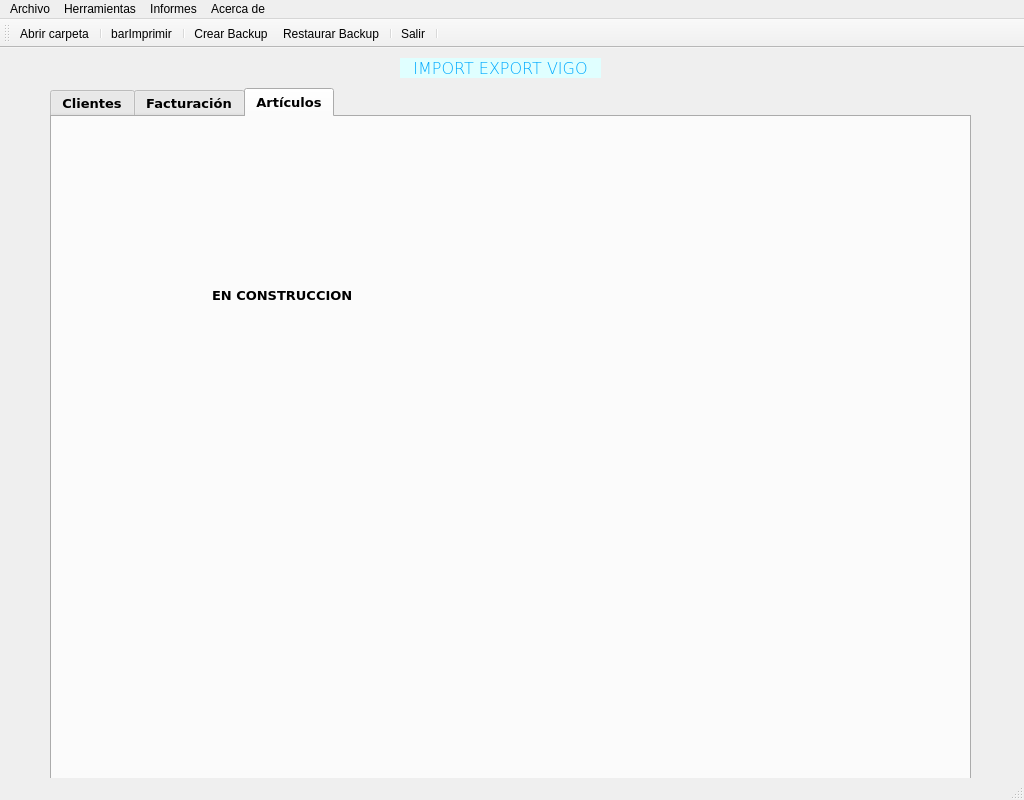
Qt form window.ui (beafaro/farocarrera) before a commit.
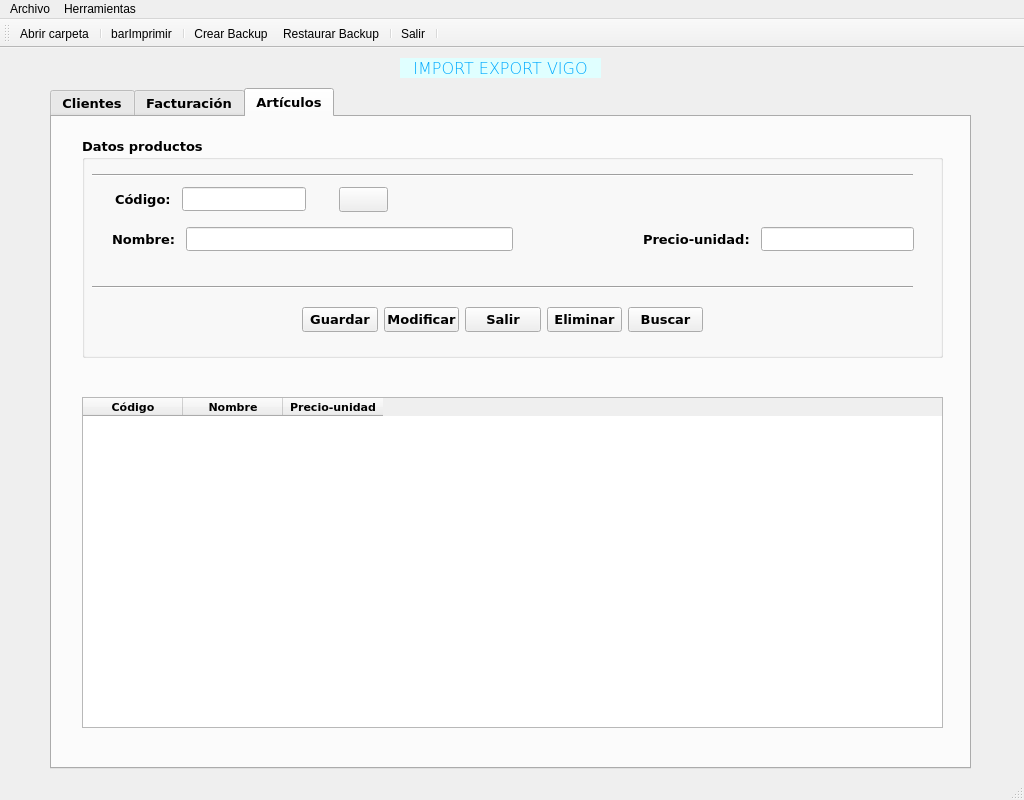
The same form after that commit. The open tabs and pages were chosen to show the change. Icons and pictures are not drawn.

Commit message: Fusión con el examen (añadir productos)

```diff
--- a/window.ui
+++ b/window.ui
@@ -53,7 +53,7 @@
       <x>50</x>
       <y>40</y>
       <width>921</width>
-      <height>701</height>
+      <height>681</height>
      </rect>
     </property>
     <property name="font">
@@ -984,18 +984,309 @@
      <attribute name="title">
       <string>Artículos</string>
      </attribute>
-     <widget class="QLabel" name="panelArticulo">
+     <widget class="QGroupBox" name="groupBox_2">
       <property name="geometry">
        <rect>
-        <x>160</x>
-        <y>170</y>
-        <width>221</width>
-        <height>16</height>
+        <x>30</x>
+        <y>20</y>
+        <width>861</width>
+        <height>221</height>
        </rect>
       </property>
-      <property name="text">
-       <string>EN CONSTRUCCION</string>
+      <property name="title">
+       <string>Datos productos</string>
       </property>
+      <widget class="QLabel" name="lblNumCod">
+       <property name="geometry">
+        <rect>
+         <x>111</x>
+         <y>52</y>
+         <width>71</width>
+         <height>19</height>
+        </rect>
+       </property>
+       <property name="text">
+        <string/>
+       </property>
+      </widget>
+      <widget class="Line" name="line_3">
+       <property name="geometry">
+        <rect>
+         <x>10</x>
+         <y>30</y>
+         <width>821</width>
+         <height>16</height>
+        </rect>
+       </property>
+       <property name="orientation">
+        <enum>Qt::Horizontal</enum>
+       </property>
+      </widget>
+      <widget class="Line" name="line_4">
+       <property name="geometry">
+        <rect>
+         <x>10</x>
+         <y>140</y>
+         <width>821</width>
+         <height>21</height>
+        </rect>
+       </property>
+       <property name="orientation">
+        <enum>Qt::Horizontal</enum>
+       </property>
+      </widget>
+      <widget class="QWidget" name="layoutWidget">
+       <property name="geometry">
+        <rect>
+         <x>30</x>
+         <y>90</y>
+         <width>401</width>
+         <height>24</height>
+        </rect>
+       </property>
+       <layout class="QHBoxLayout" name="horizontalLayout_10">
+        <item>
+         <widget class="QLabel" name="label">
+          <property name="text">
+           <string>Nombre: </string>
+          </property>
+         </widget>
+        </item>
+        <item>
+         <widget class="QLineEdit" name="txtNomProd"/>
+        </item>
+       </layout>
+      </widget>
+      <widget class="QWidget" name="layoutWidget">
+       <property name="geometry">
+        <rect>
+         <x>561</x>
+         <y>90</y>
+         <width>271</width>
+         <height>24</height>
+        </rect>
+       </property>
+       <layout class="QHBoxLayout" name="horizontalLayout_11">
+        <item>
+         <widget class="QLabel" name="label_3">
+          <property name="text">
+           <string>Precio-unidad: </string>
+          </property>
+         </widget>
+        </item>
+        <item>
+         <widget class="QLineEdit" name="txtPrecio"/>
+        </item>
+       </layout>
+      </widget>
+      <widget class="QWidget" name="layoutWidget">
+       <property name="geometry">
+        <rect>
+         <x>230</x>
+         <y>50</y>
+         <width>76</width>
+         <height>26</height>
+        </rect>
+       </property>
+       <layout class="QHBoxLayout" name="horizontalLayout_14">
+        <item>
+         <spacer name="horizontalSpacer_5">
+          <property name="orientation">
+           <enum>Qt::Horizontal</enum>
+          </property>
+          <property name="sizeHint" stdset="0">
+           <size>
+            <width>40</width>
+            <height>20</height>
+           </size>
+          </property>
+         </spacer>
+        </item>
+        <item>
+         <widget class="QPushButton" name="btnLimpiaProd">
+          <property name="maximumSize">
+           <size>
+            <width>16777211</width>
+            <height>16777215</height>
+           </size>
+          </property>
+          <property name="icon">
+           <iconset>
+            <normaloff>img/limpiaForm.png</normaloff>img/limpiaForm.png</iconset>
+          </property>
+          <property name="iconSize">
+           <size>
+            <width>16</width>
+            <height>16</height>
+           </size>
+          </property>
+         </widget>
+        </item>
+       </layout>
+      </widget>
+      <widget class="QWidget" name="layoutWidget">
+       <property name="geometry">
+        <rect>
+         <x>33</x>
+         <y>50</y>
+         <width>191</width>
+         <height>24</height>
+        </rect>
+       </property>
+       <layout class="QHBoxLayout" name="horizontalLayout_12">
+        <item>
+         <widget class="QLabel" name="lblCodigo">
+          <property name="text">
+           <string>Código: </string>
+          </property>
+         </widget>
+        </item>
+        <item>
+         <widget class="QLineEdit" name="txtCodigo"/>
+        </item>
+       </layout>
+      </widget>
+      <widget class="QWidget" name="layoutWidget">
+       <property name="geometry">
+        <rect>
+         <x>220</x>
+         <y>170</y>
+         <width>401</width>
+         <height>26</height>
+        </rect>
+       </property>
+       <layout class="QHBoxLayout" name="horizontalLayout_13">
+        <item>
+         <widget class="QPushButton" name="btnGuardaProd">
+          <property name="font">
+           <font>
+            <family>Verdana</family>
+            <pointsize>10</pointsize>
+            <weight>75</weight>
+            <bold>true</bold>
+            <stylestrategy>PreferDefault</stylestrategy>
+           </font>
+          </property>
+          <property name="text">
+           <string>Guardar</string>
+          </property>
+         </widget>
+        </item>
+        <item>
+         <widget class="QPushButton" name="btnModifProd">
+          <property name="font">
+           <font>
+            <family>Verdana</family>
+            <pointsize>10</pointsize>
+            <weight>75</weight>
+            <bold>true</bold>
+            <stylestrategy>PreferDefault</stylestrategy>
+           </font>
+          </property>
+          <property name="text">
+           <string>Modificar</string>
+          </property>
+         </widget>
+        </item>
+        <item>
+         <widget class="QPushButton" name="btnSalirProd">
+          <property name="font">
+           <font>
+            <family>Verdana</family>
+            <pointsize>10</pointsize>
+            <weight>75</weight>
+            <bold>true</bold>
+            <stylestrategy>PreferDefault</stylestrategy>
+           </font>
+          </property>
+          <property name="text">
+           <string>Salir</string>
+          </property>
+         </widget>
+        </item>
+        <item>
+         <widget class="QPushButton" name="btnBajaProd">
+          <property name="font">
+           <font>
+            <family>Verdana</family>
+            <pointsize>10</pointsize>
+            <weight>75</weight>
+            <bold>true</bold>
+            <stylestrategy>PreferDefault</stylestrategy>
+           </font>
+          </property>
+          <property name="text">
+           <string>Eliminar</string>
+          </property>
+         </widget>
+        </item>
+        <item>
+         <widget class="QPushButton" name="btnBuscarProd">
+          <property name="font">
+           <font>
+            <family>Verdana</family>
+            <pointsize>10</pointsize>
+            <weight>75</weight>
+            <bold>true</bold>
+            <stylestrategy>PreferDefault</stylestrategy>
+           </font>
+          </property>
+          <property name="text">
+           <string>Buscar</string>
+          </property>
+         </widget>
+        </item>
+       </layout>
+      </widget>
+     </widget>
+     <widget class="QTableWidget" name="tabProductos">
+      <property name="geometry">
+       <rect>
+        <x>30</x>
+        <y>280</y>
+        <width>861</width>
+        <height>331</height>
+       </rect>
+      </property>
+      <column>
+       <property name="text">
+        <string>Código</string>
+       </property>
+       <property name="font">
+        <font>
+         <family>Verdana</family>
+         <pointsize>8</pointsize>
+         <weight>75</weight>
+         <bold>true</bold>
+        </font>
+       </property>
+      </column>
+      <column>
+       <property name="text">
+        <string>Nombre</string>
+       </property>
+       <property name="font">
+        <font>
+         <family>Verdana</family>
+         <pointsize>8</pointsize>
+         <weight>75</weight>
+         <bold>true</bold>
+        </font>
+       </property>
+      </column>
+      <column>
+       <property name="text">
+        <string>Precio-unidad</string>
+       </property>
+       <property name="font">
+        <font>
+         <family>Verdana</family>
+         <pointsize>8</pointsize>
+         <weight>75</weight>
+         <bold>true</bold>
+        </font>
+       </property>
+      </column>
      </widget>
     </widget>
    </widget>
@@ -1029,21 +1320,8 @@
     <addaction name="actionCrear_Backup"/>
     <addaction name="actionRestaurar_Backup"/>
    </widget>
-   <widget class="QMenu" name="menuInformes">
-    <property name="title">
-     <string>Informes</string>
-    </property>
-    <addaction name="actionListado_clientes"/>
-   </widget>
-   <widget class="QMenu" name="menuAcer_de">
-    <property name="title">
-     <string>Acerca de</string>
-    </property>
-   </widget>
    <addaction name="menuArchivo"/>
    <addaction name="menuHerramientas"/>
-   <addaction name="menuInformes"/>
-   <addaction name="menuAcer_de"/>
   </widget>
   <widget class="QStatusBar" name="statusbar"/>
   <widget class="QToolBar" name="toolBar">
```
Left out of the diff: 7 changed lines with no effect on the pictures. The commit also changes 7 other files.
